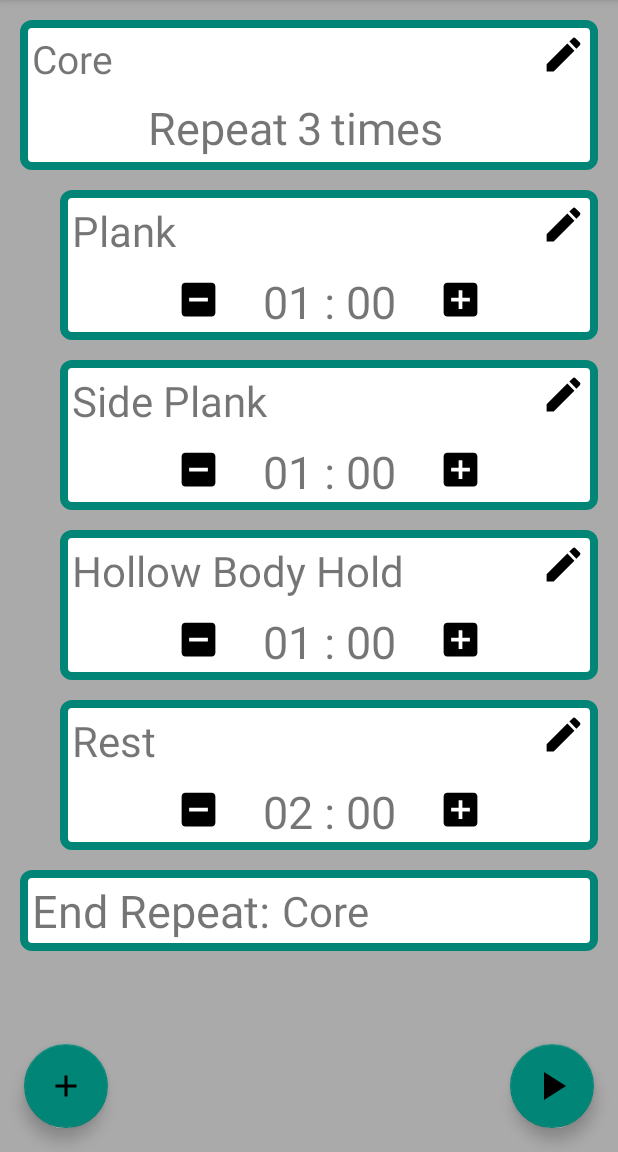
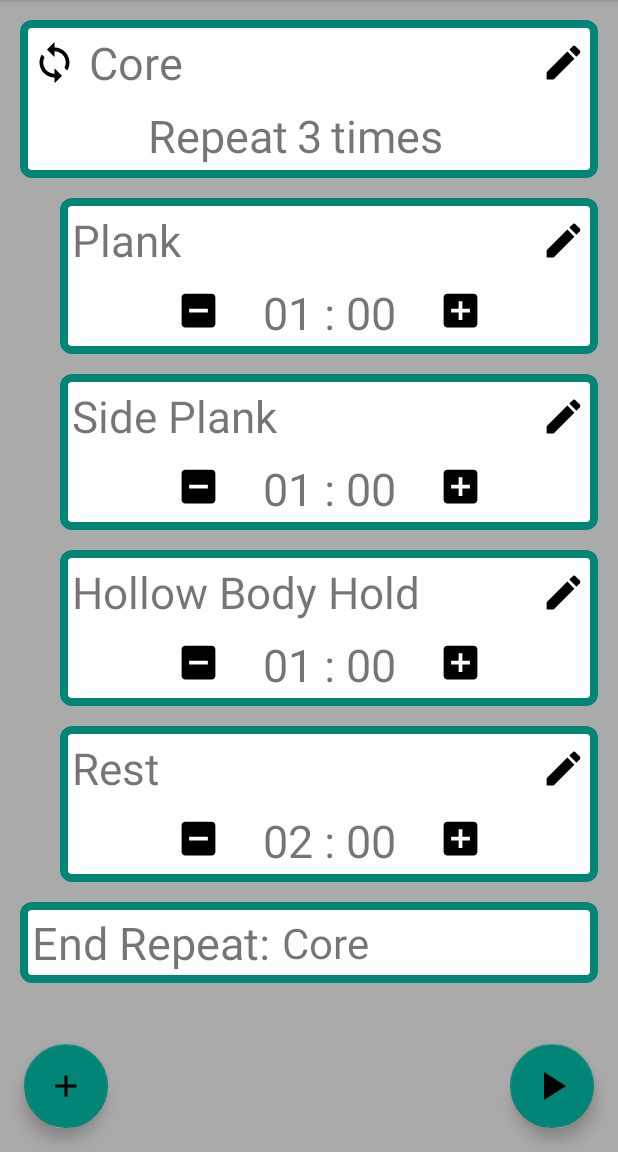
Before and after one commit to cube1324/Timer, an Android app: the fragment TimerFragment placed in its activity, on a phone screen of 412 x 824 dp, the part 84-1236 px from its top. Run offline under Robolectric (Android 15) with nearby library versions, the phone set to English and light mode, and no system bars.

```diff
--- a/app/build.gradle
+++ b/app/build.gradle
@@ -34,3 +34,5 @@ dependencies {
     implementation 'com.google.android.material:material:1.0.0'
 
 }
+
+android.defaultConfig.vectorDrawables.useSupportLibrary = true
--- a/app/src/main/java/com/code/timer/MainActivity.java
+++ b/app/src/main/java/com/code/timer/MainActivity.java
@@ -37,9 +37,9 @@ public class MainActivity extends AppCompatActivity implements NavigationView.On
     private TimerFragment currentFragment;
 
     private FloatingActionButton fab;
-    private LinearLayout fabLayout1, fabLayout2;
+    private LinearLayout fabLayout1, fabLayout2, fabLayout3;
     private View fabBGLayout;
-    private TextView fabText1, fabText2;
+    private TextView fabText1, fabText2, fabText3;
     boolean isFABOpen = false;
 
     public static final String SHARED_PREFS = "sharedPrefs";
@@ -69,18 +69,25 @@ public class MainActivity extends AppCompatActivity implements NavigationView.On
 
         fabLayout1 = findViewById(R.id.fabLayout1);
         fabLayout2 = findViewById(R.id.fabLayout2);
+        fabLayout3 = findViewById(R.id.fabLayout3);
+
         fab = findViewById(R.id.fab);
 
         FloatingActionButton fab1 = findViewById(R.id.fab1);
         FloatingActionButton fab2 = findViewById(R.id.fab2);
+        FloatingActionButton fab3 = findViewById(R.id.fab3);
+
         fabBGLayout = findViewById(R.id.fabBGLayout);
 
         fabText1 = findViewById(R.id.fabText1);
         fabText2 = findViewById(R.id.fabText2);
+        fabText3 = findViewById(R.id.fabText3);
 
         fab.setOnClickListener(this);
         fab1.setOnClickListener(this);
         fab2.setOnClickListener(this);
+        fab3.setOnClickListener(this);
+
         fabBGLayout.setOnClickListener(new View.OnClickListener() {
             @Override
             public void onClick(View view) {
@@ -93,14 +100,17 @@ public class MainActivity extends AppCompatActivity implements NavigationView.On
         isFABOpen = true;
         fabLayout1.setVisibility(View.VISIBLE);
         fabLayout2.setVisibility(View.VISIBLE);
+        fabLayout3.setVisibility(View.VISIBLE);
         fabBGLayout.setVisibility(View.VISIBLE);
         fabBGLayout.animate().alpha(0.7f).setDuration(400).setListener(null);
         fabText1.animate().alpha(1f).setDuration(400).setListener(null);
         fabText2.animate().alpha(1f).setDuration(400).setListener(null);
+        fabText3.animate().alpha(1f).setDuration(400).setListener(null);
 
         fab.animate().rotationBy(135).setDuration(500);
         fabLayout1.animate().translationY(-getResources().getDimension(R.dimen.standard_55));
         fabLayout2.animate().translationY(-getResources().getDimension(R.dimen.standard_105));
+        fabLayout3.animate().translationY(-getResources().getDimension(R.dimen.standard_155));
     }
 
     private void closeFABMenu() {
@@ -115,14 +125,18 @@ public class MainActivity extends AppCompatActivity implements NavigationView.On
 
         fabText1.animate().alpha(0f).setListener(null);
         fabText2.animate().alpha(0f).setListener(null);
+        fabText3.animate().alpha(0f).setListener(null);
+
 
         fabLayout1.animate().translationY(0);
-        fabLayout2.animate().translationY(0).setListener(new AnimatorListenerAdapter() {
+        fabLayout2.animate().translationY(0);
+        fabLayout3.animate().translationY(0).setListener(new AnimatorListenerAdapter() {
             @Override
             public void onAnimationEnd(Animator animation) {
                 if (!isFABOpen) {
                     fabLayout2.setVisibility(View.GONE);
                     fabLayout1.setVisibility(View.GONE);
+                    fabLayout3.setVisibility(View.GONE);
                 }
             }
         });
@@ -149,6 +163,13 @@ public class MainActivity extends AppCompatActivity implements NavigationView.On
             case R.id.fab2:
                 if (navigationView.getMenu().size() > 1) {
                     currentFragment.addTimer();
+                    closeFABMenu();
+                }
+                break;
+            case R.id.fab3:
+                if (navigationView.getMenu().size() > 1){
+                    Log.v("adwwadaw", "awdawdawd");
+                    currentFragment.addStop();
                     closeFABMenu();
                 }
                 break;
@@ -286,8 +307,8 @@ public class MainActivity extends AppCompatActivity implements NavigationView.On
     }
 
     @Override
-    public void onTimerEdit(int pos, String name, int seconds, int hour) {
-        currentFragment.onTimerEdit(pos, name, seconds, hour);
+    public void onTimerEdit(int pos, String name, int seconds, int hour, boolean mkSound) {
+        currentFragment.onTimerEdit(pos, name, seconds, hour, mkSound);
     }
 
     @Override
--- a/app/src/main/java/com/code/timer/Support/ListElementAdapter.java
+++ b/app/src/main/java/com/code/timer/Support/ListElementAdapter.java
@@ -58,7 +58,7 @@ public class ListElementAdapter extends RecyclerView.Adapter<ListElementViewHold
                 break;
             case 3:
                 //TODO
-                v = inf.inflate(R.layout.list_element_loopend_view, parent, false);
+                v = inf.inflate(R.layout.list_element_userinput_view, parent, false);
                 break;
             default:
                 v = inf.inflate(R.layout.list_element_timer_view, parent, false);
@@ -72,6 +72,7 @@ public class ListElementAdapter extends RecyclerView.Adapter<ListElementViewHold
         final ListElement current = elements.get(position);
 
         if (current instanceof TimerElement) {
+            holder.mkSound = ((TimerElement) current).getMakeSound();
             holder.duration_view.setText(current.getString());
             holder.name_view.setText(current.getName());
 
@@ -120,7 +121,8 @@ public class ListElementAdapter extends RecyclerView.Adapter<ListElementViewHold
         } else if (current instanceof LoopEndElement) {
             holder.name_view.setText(current.getName());
         } else if(current instanceof UserInputElement){
-            //TODO
+            holder.name_view.setText(current.getName());
+            //TODO Delete Button
         }
     }
 
--- a/app/src/main/java/com/code/timer/Support/ListElementViewHolder.java
+++ b/app/src/main/java/com/code/timer/Support/ListElementViewHolder.java
@@ -16,6 +16,7 @@ public class ListElementViewHolder extends RecyclerView.ViewHolder {
     public ImageButton edit_button;
     public ImageButton increase_button;
     public ImageButton decrease_button;
+    public boolean mkSound = true;
     public ListElementViewHolder(View v){
         super(v);
         name_view = v.findViewById(R.id.name_view);
--- a/app/src/main/java/com/code/timer/Support/TimerElement.java
+++ b/app/src/main/java/com/code/timer/Support/TimerElement.java
@@ -1,14 +1,20 @@
 package com.code.timer.Support;
 
 public class TimerElement extends ListElement {
+    private boolean makeSound = true;
 
     public TimerElement(String name, long number) {
         super(name, number);
     }
 
+    public TimerElement(String name, long number, boolean makeSound) {
+        super(name, number);
+        this.makeSound = makeSound;
+    }
+
     @Override
     public ListElement clone() {
-        return new TimerElement(name, number);
+        return new TimerElement(name, number, makeSound);
     }
 
     @Override
@@ -17,4 +23,12 @@ public class TimerElement extends ListElement {
         int sec = (int) number / 1000 % 60;
         return  String.format("%02d : %02d", min, sec);
     }
+
+    public void setMakeSound(boolean makeSound){
+        this.makeSound = makeSound;
+    }
+
+    public boolean getMakeSound(){
+        return this.makeSound;
+    }
 }
--- a/app/src/main/java/com/code/timer/TimerService.java
+++ b/app/src/main/java/com/code/timer/TimerService.java
@@ -94,6 +94,7 @@ public class TimerService extends Service {
         low_player = MediaPlayer.create(this, R.raw.low_beep);
         return START_NOT_STICKY;
     }
+
     private void updateButton(){
         Intent message = new Intent(UPDATE_UI);
 
--- /dev/null
+++ b/app/src/main/res/drawable/ic_loop_black_40dp.xml
@@ -0,0 +1,4 @@
+<vector android:height="40dp" android:viewportHeight="24.0"
+    android:viewportWidth="24.0" android:width="40dp" xmlns:android="http://schemas.android.com/apk/res/android">
+    <path android:fillColor="#FF000000" android:pathData="M12,4L12,1L8,5l4,4L12,6c3.31,0 6,2.69 6,6 0,1.01 -0.25,1.97 -0.7,2.8l1.46,1.46C19.54,15.03 20,13.57 20,12c0,-4.42 -3.58,-8 -8,-8zM12,18c-3.31,0 -6,-2.69 -6,-6 0,-1.01 0.25,-1.97 0.7,-2.8L5.24,7.74C4.46,8.97 4,10.43 4,12c0,4.42 3.58,8 8,8v3l4,-4 -4,-4v3z"/>
+</vector>
--- /dev/null
+++ b/app/src/main/res/drawable/ic_timer_black_40dp.xml
@@ -0,0 +1,4 @@
+<vector android:height="40dp" android:viewportHeight="24.0"
+    android:viewportWidth="24.0" android:width="40dp" xmlns:android="http://schemas.android.com/apk/res/android">
+    <path android:fillColor="#FF000000" android:pathData="M15,1L9,1v2h6L15,1zM11,14h2L13,8h-2v6zM19.03,7.39l1.42,-1.42c-0.43,-0.51 -0.9,-0.99 -1.41,-1.41l-1.42,1.42C16.07,4.74 14.12,4 12,4c-4.97,0 -9,4.03 -9,9s4.02,9 9,9 9,-4.03 9,-9c0,-2.12 -0.74,-4.07 -1.97,-5.61zM12,20c-3.87,0 -7,-3.13 -7,-7s3.13,-7 7,-7 7,3.13 7,7 -3.13,7 -7,7z"/>
+</vector>
--- a/app/src/main/res/layout/activity_main.xml
+++ b/app/src/main/res/layout/activity_main.xml
@@ -39,7 +39,7 @@
                 android:layout_height="wrap_content"
                 android:layout_gravity="bottom|end"
                 android:layout_margin="16dp"
-                android:src="@drawable/ic_play_arrow_32px"
+                app:srcCompat="@drawable/ic_play_arrow_32px"
                 app:maxImageSize="32dp" />
 
             <View
@@ -72,14 +72,14 @@
                     android:layout_width="wrap_content"
                     android:layout_height="wrap_content"
                     android:layout_margin="10dp"
-                    android:src="@drawable/ic_loop_black_24dp"
+                    app:srcCompat="@drawable/ic_loop_black_24dp"
                     app:fabSize="mini" />
 
                 <TextView
                     android:layout_width="wrap_content"
                     android:layout_height="wrap_content"
                     android:id="@+id/fabText1"
-                    android:text="Add Loop"
+                    android:text="@string/add_loop"
                     android:background="@drawable/textview_background"
                     android:padding="2dp"
                     android:layout_marginRight="2dp"
@@ -105,19 +105,51 @@
                     android:layout_width="wrap_content"
                     android:layout_height="wrap_content"
                     android:layout_margin="10dp"
-                    android:src="@drawable/ic_timer_black_24dp"
+                    app:srcCompat="@drawable/ic_timer_black_24dp"
                     app:fabSize="mini"/>
 
                 <TextView
                     android:layout_width="wrap_content"
                     android:layout_height="wrap_content"
                     android:id="@+id/fabText2"
-                    android:text="Add Timer"
+                    android:text="@string/add_timer"
                     android:background="@drawable/textview_background"
                     android:padding="2dp"
                     android:layout_marginRight="2dp"
                     android:alpha="0"
                     android:elevation="2dp"/>
+
+            </LinearLayout>
+
+            <LinearLayout
+                android:id="@+id/fabLayout3"
+                android:layout_width="wrap_content"
+                android:layout_height="wrap_content"
+                android:clipToPadding="false"
+                android:layout_marginLeft="13dp"
+                android:gravity="center_vertical"
+                android:paddingBottom="23dp"
+                android:layout_gravity="bottom|left"
+                android:visibility="gone">
+
+                <com.google.android.material.floatingactionbutton.FloatingActionButton
+                    android:id="@+id/fab3"
+                    android:layout_width="wrap_content"
+                    android:layout_height="wrap_content"
+                    android:layout_margin="10dp"
+                    app:srcCompat="@drawable/ic_pause_black_40dp"
+                    app:fabSize="mini" />
+
+                <TextView
+                    android:id="@+id/fabText3"
+                    android:layout_width="wrap_content"
+                    android:layout_height="wrap_content"
+                    android:layout_marginRight="2dp"
+                    android:alpha="0"
+                    android:background="@drawable/textview_background"
+                    android:elevation="2dp"
+                    android:padding="2dp"
+                    android:text="@string/add_stop" />
 
             </LinearLayout>
 
@@ -156,7 +188,7 @@
                 android:layout_height="wrap_content"
                 android:layout_gravity="bottom|left"
                 android:layout_margin="@dimen/fab_margin"
-                android:src="@drawable/ic_add_30px"
+                app:srcCompat="@drawable/ic_add_30px"
                 app:fabSize="normal" />
 
 
--- a/app/src/main/res/layout/list_element_loopstart_view.xml
+++ b/app/src/main/res/layout/list_element_loopstart_view.xml
@@ -3,7 +3,7 @@
     xmlns:app="http://schemas.android.com/apk/res-auto"
     xmlns:tools="http://schemas.android.com/tools"
     android:layout_width="match_parent"
-    android:layout_height="100dp"
+    android:layout_height="105dp"
     android:background="@drawable/list_item_background"
     android:orientation="vertical">
 
@@ -21,7 +21,7 @@
         android:text="TextView"
         app:layout_constraintBottom_toTopOf="@+id/repeat_view"
         app:layout_constraintEnd_toStartOf="@+id/edit_button"
-        app:layout_constraintStart_toStartOf="parent"
+        app:layout_constraintStart_toEndOf="@+id/imageView3"
         app:layout_constraintTop_toTopOf="parent" />
 
     <TextView
@@ -40,13 +40,13 @@
         android:id="@+id/edit_button"
         android:layout_width="wrap_content"
         android:layout_height="wrap_content"
-        android:layout_marginTop="8dp"
+        android:layout_marginTop="13dp"
         android:layout_marginEnd="8dp"
         android:layout_marginRight="8dp"
         android:background="@null"
-        android:src="@drawable/ic_edit_30px"
         app:layout_constraintEnd_toEndOf="parent"
-        app:layout_constraintTop_toTopOf="parent" />
+        app:layout_constraintTop_toTopOf="parent"
+        app:srcCompat="@drawable/ic_edit_30px" />
 
     <TextView
         android:id="@+id/text_view_repeat"
@@ -72,4 +72,15 @@
         app:layout_constraintStart_toEndOf="@+id/repeat_view"
         app:layout_constraintTop_toBottomOf="@+id/name_view" />
 
+    <ImageView
+        android:id="@+id/imageView3"
+        android:layout_width="30dp"
+        android:layout_height="30dp"
+        android:layout_marginStart="8dp"
+        android:layout_marginLeft="8dp"
+        android:layout_marginTop="13dp"
+        app:layout_constraintStart_toStartOf="parent"
+        app:layout_constraintTop_toTopOf="parent"
+        app:srcCompat="@drawable/ic_loop_black_40dp" />
+
 </androidx.constraintlayout.widget.ConstraintLayout>
--- a/app/src/main/res/layout/list_element_timer_view.xml
+++ b/app/src/main/res/layout/list_element_timer_view.xml
@@ -3,7 +3,7 @@
     xmlns:app="http://schemas.android.com/apk/res-auto"
     xmlns:tools="http://schemas.android.com/tools"
     android:layout_width="match_parent"
-    android:layout_height="100dp"
+    android:layout_height="104dp"
     android:background="@drawable/list_item_background"
     android:orientation="vertical">
 
@@ -45,9 +45,9 @@
         android:layout_marginEnd="28dp"
         android:layout_marginRight="28dp"
         android:background="@null"
-        android:src="@drawable/ic_indeterminate_check_box_30px"
         app:layout_constraintEnd_toStartOf="@+id/duration_view"
-        app:layout_constraintTop_toBottomOf="@+id/name_view" />
+        app:layout_constraintTop_toBottomOf="@+id/name_view"
+        app:srcCompat="@drawable/ic_indeterminate_check_box_30px" />
 
     <ImageButton
         android:id="@+id/increase_button"
@@ -57,19 +57,20 @@
         android:layout_marginLeft="28dp"
         android:layout_marginTop="12dp"
         android:background="@null"
-        android:src="@drawable/ic_add_box_30px"
         app:layout_constraintStart_toEndOf="@+id/duration_view"
-        app:layout_constraintTop_toBottomOf="@+id/name_view" />
+        app:layout_constraintTop_toBottomOf="@+id/name_view"
+        app:srcCompat="@drawable/ic_add_box_30px" />
 
     <ImageButton
         android:id="@+id/edit_button"
         android:layout_width="wrap_content"
         android:layout_height="wrap_content"
-        android:layout_marginTop="8dp"
+        android:layout_marginTop="13dp"
         android:layout_marginEnd="8dp"
         android:layout_marginRight="8dp"
         android:background="@null"
-        android:src="@drawable/ic_edit_30px"
         app:layout_constraintEnd_toEndOf="parent"
-        app:layout_constraintTop_toTopOf="parent" />
+        app:layout_constraintTop_toTopOf="parent"
+        app:srcCompat="@drawable/ic_edit_30px" />
+
 </androidx.constraintlayout.widget.ConstraintLayout>
--- a/app/src/main/res/values/strings.xml
+++ b/app/src/main/res/values/strings.xml
@@ -20,4 +20,8 @@
     <string name="no_element_in_timer_message">There are no Elements in the Timer</string>
     <string name="no_timer">No Timer available :(</string>
     <string name="no_timer_desc">Add one from the Hamburger Menu on the Left</string>
+    <string name="wait_for">Wait for:</string>
+    <string name="add_loop">Add Loop</string>
+    <string name="add_timer">Add Timer</string>
+    <string name="add_stop">Add Stop</string>
 </resources>
```
Also changed, not shown: app/src/main/java/com/code/timer/Dialogs/TimerEditDialog.java (+8 -2 lines), app/src/main/java/com/code/timer/TimerFragment.java (+10 -2 lines), app/src/main/res/layout/edit_timer_dialog.xml (+16 -7 lines), app/src/main/res/layout/list_element_userinput_view.xml (added, +55 -0 lines).
